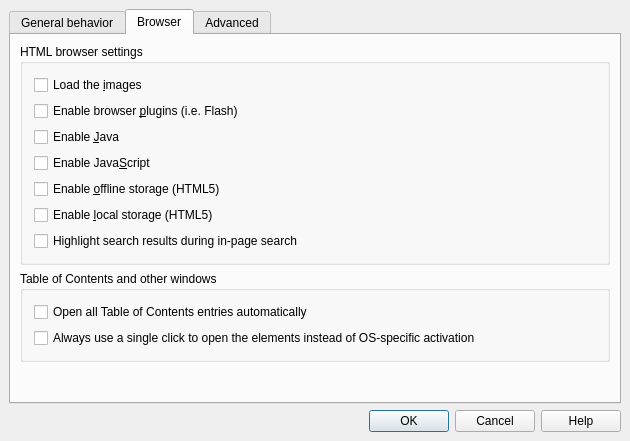
This is src/dialog_setup.ui in eBookProjects/uChmViewer as Qt 5 draws it before an edit. The edited form follows.
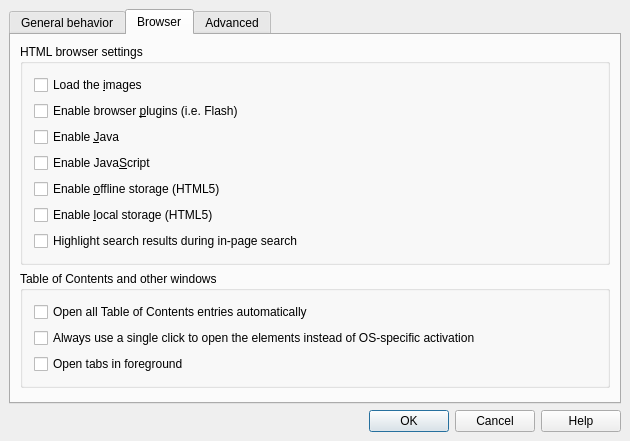
This is the edited form. The open tabs and pages were chosen to show the change.

Commit message:
add setting "open tabs in foreground setting" and
remove "open tab in background" item

Patch:
```diff
--- a/src/dialog_setup.ui
+++ b/src/dialog_setup.ui
@@ -377,6 +377,13 @@
             </property>
            </widget>
           </item>
+          <item>
+            <widget class="QCheckBox" name="boxTabOpenInForeground">
+             <property name="text">
+              <string>Open tabs in foreground</string>
+             </property>
+            </widget>
+           </item>
          </layout>
         </widget>
        </item>
```
Lines whose indentation alone changed are shown as unchanged. The commit also changes 7 other files.
